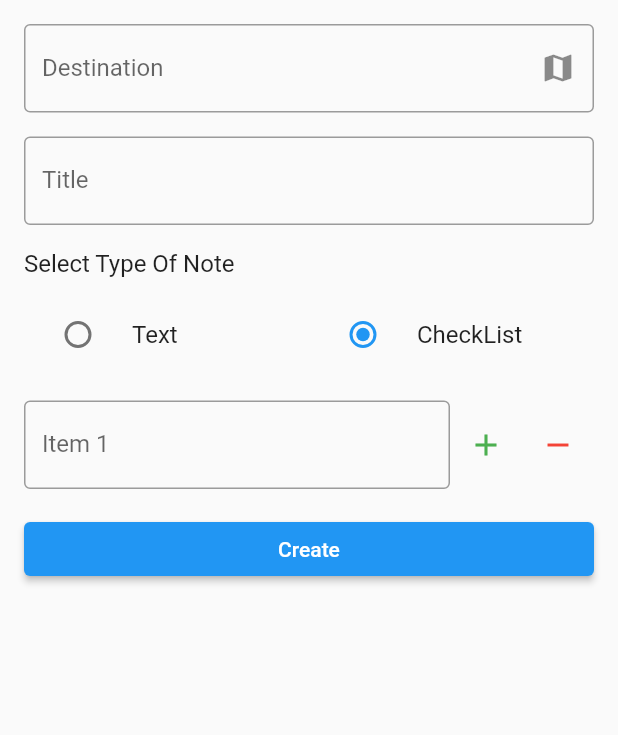
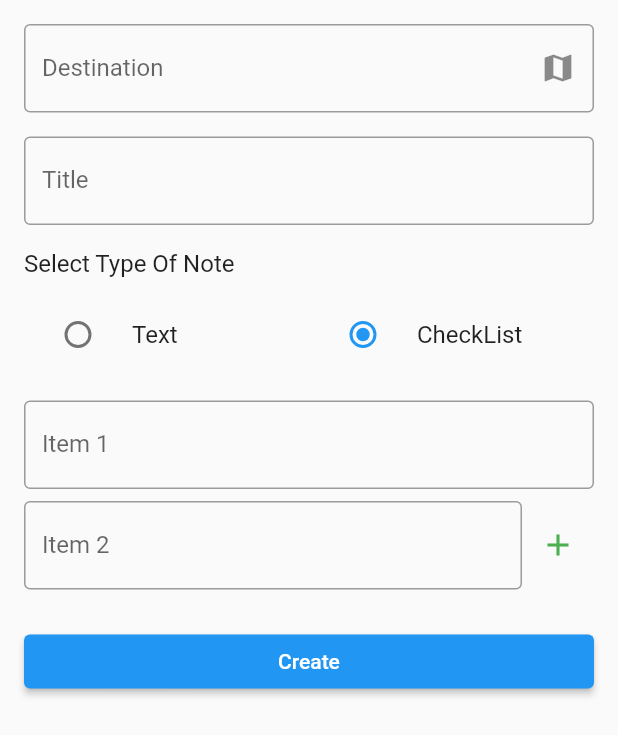
Before and after one commit to MS07062000/To_Do_List_App, a Flutter app: the AddNewNoteView screen opened by its route, after a tap on "CheckList", on a phone screen of 412 x 824 dp. Shown: the top 735 px of the screen. Run offline on Flutter 3.47's test engine with Material 2 defaults, Android fonts, the phone set to English and light mode, and no system bars; our stand-ins replace flutter_map, geolocator, hive_flutter, latlong2; missing offline and left inert: flutter_osm_plugin, pointer_interceptor; accounts and stored records are empty.

Commit message:
Issue related to add new note has been resolved

```diff
--- a/lib/add_new_note_view.dart
+++ b/lib/add_new_note_view.dart
@@ -20,11 +20,12 @@ class _AddNewNoteViewState extends State<AddNewNoteView> {
   final TextEditingController _noteTitleController = TextEditingController();
   final TextEditingController _textNoteController = TextEditingController();
   final List<TextEditingController> _checkListController = [
+    TextEditingController(),
     TextEditingController()
   ];
   String _noteType = 'Text';
-  final List<String> _checklistItems = [''];
-
+  final List<String> _checklistItems = ['', ''];
+  final ScrollController _scrollController = ScrollController();
   @override
   void dispose() {
     // Clean up the controller when the widget is disposed.
@@ -70,6 +71,7 @@ class _AddNewNoteViewState extends State<AddNewNoteView> {
     return Scaffold(
       resizeToAvoidBottomInset: true,
       body: SingleChildScrollView(
+        controller: _scrollController,
         child: Padding(
           padding: const EdgeInsets.all(16.0),
           child: Form(
@@ -148,50 +150,7 @@ class _AddNewNoteViewState extends State<AddNewNoteView> {
                     },
                   )
                 else
-                  Column(
-                    crossAxisAlignment: CrossAxisAlignment.stretch,
-                    children: [
-                      for (int i = 0; i < _checklistItems.length; i++)
-                        Row(
-                          children: [
-                            Expanded(
-                              child: TextFormField(
-                                controller: _checkListController[i],
-                                decoration: InputDecoration(
-                                  labelText: 'Item ${i + 1}',
-                                  border: const OutlineInputBorder(),
-                                ),
-                                validator: (value) {
-                                  if (value == null || value.trim().isEmpty) {
-                                    return 'Please add Item';
-                                  }
-                                  return null;
-                                },
-                                onChanged: (value) {
-                                  setState(() {
-                                    _checklistItems[i] = value;
-                                  });
-                                },
-                              ),
-                            ),
-                            IconButton(
-                              color: Colors.green,
-                              splashColor: Colors.green,
-                              splashRadius: 26,
-                              icon: const Icon(Icons.add),
-                              onPressed: _onAddChecklistItem,
-                            ),
-                            IconButton(
-                              color: Colors.red,
-                              splashColor: Colors.red,
-                              splashRadius: 26,
-                              icon: const Icon(Icons.remove),
-                              onPressed: () => _onRemoveChecklistItem(i),
-                            ),
-                          ],
-                        ),
-                    ],
-                  ),
+                  _buildChecklistItems(_scrollController),
                 const SizedBox(height: 16.0),
                 ElevatedButton(
                   child: const Text('Create'),
@@ -213,6 +172,63 @@ class _AddNewNoteViewState extends State<AddNewNoteView> {
           ),
         ),
       ),
+    );
+  }
+
+  ListView _buildChecklistItems(parentScrollController) {
+    return ListView.builder(
+      controller: parentScrollController,
+      shrinkWrap: true,
+      physics: const NeverScrollableScrollPhysics(),
+      itemCount: (_checklistItems.length < 2) ? 2 : _checklistItems.length,
+      itemBuilder: (context, index) {
+        if (index < _checklistItems.length) {
+          return Padding(
+            padding: const EdgeInsets.only(bottom: 8),
+            child: Row(
+              children: [
+                Expanded(
+                  child: TextFormField(
+                    controller: _checkListController[index],
+                    decoration: InputDecoration(
+                      labelText: 'Item ${index + 1}',
+                      border: const OutlineInputBorder(),
+                    ),
+                    validator: (value) {
+                      if (value == null || value.trim().isEmpty) {
+                        return 'Please add Item';
+                      }
+                      return null;
+                    },
+                    onChanged: (value) {
+                      setState(() {
+                        _checklistItems[index] = value;
+                      });
+                    },
+                  ),
+                ),
+                if (index == _checklistItems.length - 1)
+                  IconButton(
+                    color: Colors.green,
+                    splashColor: Colors.green,
+                    splashRadius: 26,
+                    icon: const Icon(Icons.add),
+                    onPressed: _onAddChecklistItem,
+                  ),
+                if (_checklistItems.length > 2)
+                  IconButton(
+                    color: Colors.red,
+                    splashColor: Colors.red,
+                    splashRadius: 26,
+                    icon: const Icon(Icons.remove),
+                    onPressed: () => _onRemoveChecklistItem(index),
+                  ),
+              ],
+            ),
+          );
+        }
+        return null;
+      },
     );
   }
 }
--- a/lib/note_model.dart
+++ b/lib/note_model.dart
@@ -61,7 +61,6 @@ Future<void> insertNote({
     checklist: checklist,
   );
 
-  print(note);
   await noteBox.add(note);
 }
 
```
